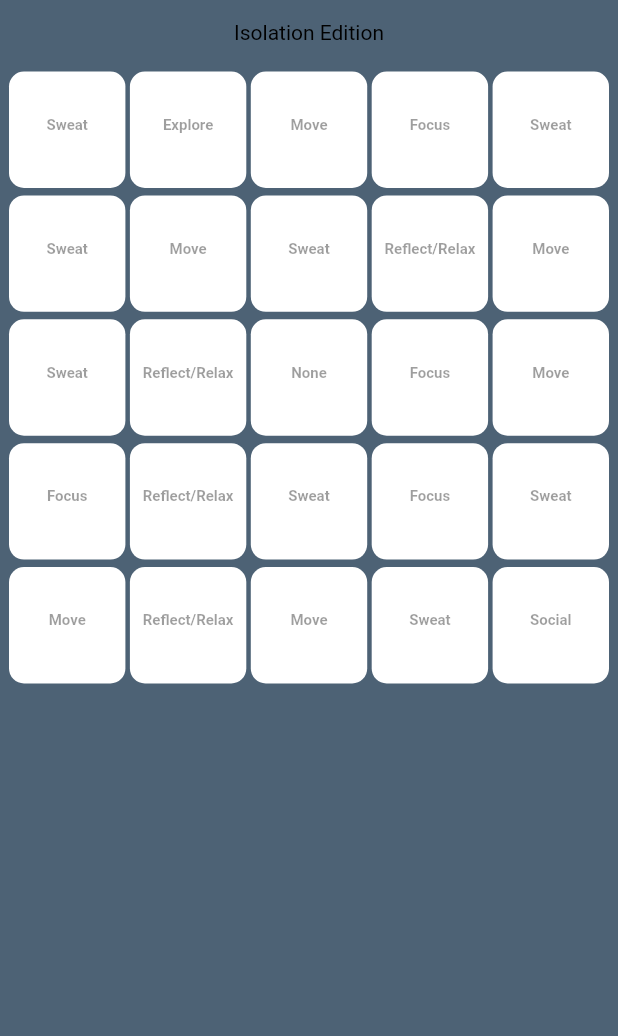
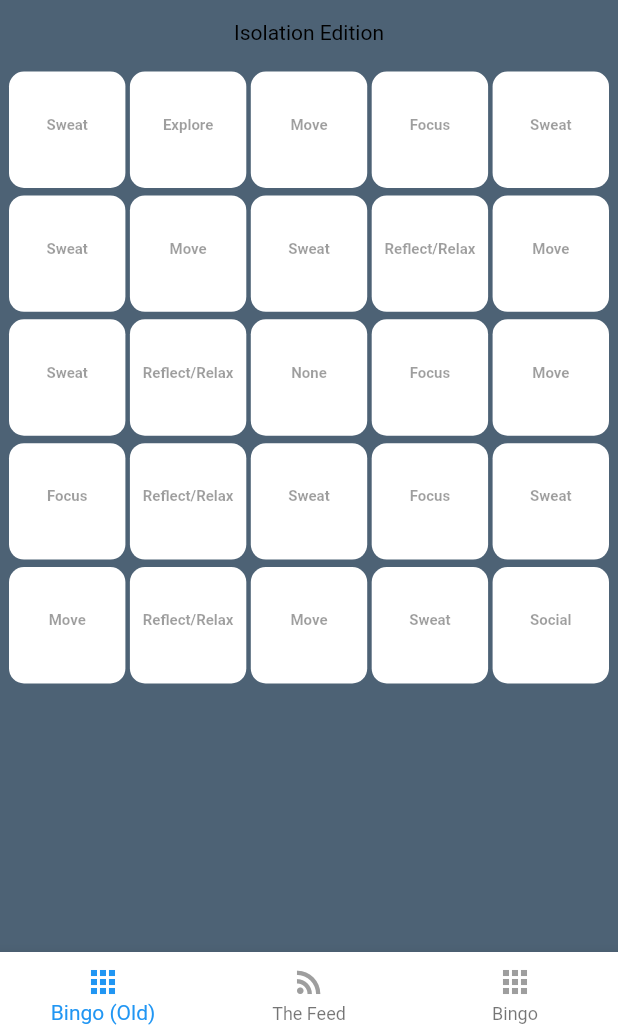
Before and after one commit to darwingr/xmoves, a Flutter app: the screen it shows after launch, on a phone screen of 412 x 824 dp, the part 200-1236 px from its top. Run offline on Flutter 3.47's test engine with Material 2 defaults, Android fonts, the light colour scheme and no system bars; drawn by our look-alikes of flutter_platform_widgets; our stand-ins replace bloc, csv, dartz, equatable, flutter_bloc.

Commit message:
Adds a presentation component that flutter widgets will call to carry out a usecase

```diff
--- /dev/null
+++ b/lib/application/bingo_card_usecase/input_boundary.dart
@@ -0,0 +1,7 @@
+import '../bingo_card_repository.dart';
+import 'output_boundary.dart';
+
+abstract class BingoCardInputBoundary {
+  BingoCardInputBoundary(BingoCardRepository repo);
+  Future<void> execute(BingoCardOutputBoundary presenter);
+}
--- a/lib/application/bingo_card_usecase/interactor.dart
+++ b/lib/application/bingo_card_usecase/interactor.dart
@@ -1,15 +1,11 @@
 import 'dart:async';
 
-import 'package:xmoves/application/bingo_card_repository.dart';
 import 'package:xmoves/domain/bingo_card.dart';
 
+import '../bingo_card_repository.dart';
+import 'input_boundary.dart';
 import 'output_boundary.dart';
 import 'response_model.dart';
-
-abstract class BingoCardInputBoundary {
-  BingoCardInputBoundary(BingoCardRepository repository);
-  Future<void> execute(BingoCardOutputBoundary presenter);
-}
 
 /// Input to be provided by the user,
 ///   card_id
--- a/lib/main.dart
+++ b/lib/main.dart
@@ -1,11 +1,15 @@
 import 'package:flutter/material.dart';
 import 'package:flutter/cupertino.dart';
+import 'package:flutter_bloc/flutter_bloc.dart';
 import 'package:flutter_platform_widgets/flutter_platform_widgets.dart';
 
 import 'package:xmoves/infrastructure/csv_bingo_card_repository.dart';
 import 'package:xmoves/application/repository_adapters.dart';
+import 'package:xmoves/presentation/bingo_card_bloc.dart';
 
 import 'view/bingo_card_screen.dart';
+import 'view/play_card_view.dart';
+import 'view/widgets/message_display_widget.dart';
 import 'theme.dart';
 
 void main() async {
@@ -66,54 +70,46 @@ class _MyHomePageState extends State<MyHomePage> {
         ),
       ),
       body: getPage(_tabIndex),
-    );
+      bottomNavBar: PlatformNavBar(
+          currentIndex:
+            _tabIndex,
+            itemChanged: (index) => setState(() => _tabIndex = index ),
+          backgroundColor: Colors.white,
+          items: [
+            BottomNavigationBarItem(
+              label: 'Bingo (Old)',
+              icon:       Icon(Icons.apps, color: Colors.grey),
+              activeIcon: Icon(Icons.apps, color: Colors.blue),
+            ),
+            BottomNavigationBarItem(
+              label: 'The Feed',
+              icon:       Icon(Icons.rss_feed, color: Colors.grey),
+              activeIcon: Icon(Icons.rss_feed, color: Colors.blue),
+            ),
+            BottomNavigationBarItem(
+              label: 'Bingo',
+              icon:       Icon(Icons.apps, color: Colors.grey),
+              activeIcon: Icon(Icons.apps, color: Colors.white),
+            ),
+          ]));
   }
 
   Widget getPage(int tabIndex) {
-    return BingoCardScreen();
-  }
-
-  Widget _buildWithPlatformNavBar(BuildContext context) {
-    return PlatformScaffold(
-        appBar: PlatformAppBar(
-          // Here we take the value from the MyHomePage object that was created
-          // by the App.build method, and use it to set our appbar title.
-          title: Text(widget.title, style: toolbarTextStyle),
-          cupertino: (_, __) => CupertinoNavigationBarData(
-            transitionBetweenRoutes: false,
-            trailing: PlatformButton(
-              padding: EdgeInsets.all(4.0),
-              child: Icon(Icons.add, color: Colors.white),
-              onPressed: () {
-                Navigator.push(
-                    context,
-                    platformPageRoute<Widget>(
-                        builder: (context) => BingoCardScreen(),
-                        context: context));
-              },
-            ),
-          ),
-        ),
-        body: getPage(_tabIndex),
-        bottomNavBar: PlatformNavBar(
-            currentIndex: _tabIndex,
-            itemChanged: (index) {
-              setState(() {
-                _tabIndex = index;
-              });
-            },
-            backgroundColor: Colors.blue,
-            items: [
-              BottomNavigationBarItem(
-                icon: Icon(Icons.apps, color: Colors.grey),
-                title: Text('Bingo', style: bottomNavTextStyle),
-                activeIcon: Icon(Icons.business, color: Colors.white),
-              ),
-              BottomNavigationBarItem(
-                icon: Icon(Icons.rss_feed, color: Colors.grey),
-                title: Text('The Feed', style: bottomNavTextStyle),
-                activeIcon: Icon(Icons.person, color: Colors.white),
-              ),
-            ]));
+    switch (tabIndex) {
+      case (0):
+        return BingoCardScreen();
+      case (1):
+        return MessageDisplay(message: "Placeholder For Blog Feed");
+      case (2):
+        return BlocProvider(
+            create: (context) =>
+                BingoCardBloc(repo: RepositoryAdapters.bingoCards)
+                  ..add(BingoCardLoaded()),
+            child: PlayCardView(),
+        );
+      default:
+        return MessageDisplay(
+            message: "Navigation Index Error: No Widget Configured");
+    }
   }
 }
--- /dev/null
+++ b/lib/presentation/bingo_card_bloc.dart
@@ -0,0 +1,34 @@
+import 'dart:async';
+
+import 'package:meta/meta.dart';
+import 'package:bloc/bloc.dart';
+import 'package:equatable/equatable.dart';
+
+import 'package:xmoves/application/bingo_card_repository.dart';
+import 'package:xmoves/application/bingo_card_usecase/input_boundary.dart';
+import 'package:xmoves/application/bingo_card_usecase/interactor.dart';
+
+import 'bingo_card_presenter.dart';
+
+part 'bingo_card_event.dart';
+part 'bingo_card_state.dart';
+
+class BingoCardBloc extends Bloc<BingoCardEvent, BingoCardState> {
+  final BingoCardPresenter _presenter;
+  final BingoCardInputBoundary _useCase;
+
+  BingoCardBloc({@required BingoCardRepository repo}) :
+      _presenter = BingoCardPresenter(),
+      _useCase   = BingoCardUseCaseInteractor(repo),
+      super(BingoCardInitial());
+
+  @override
+  Stream<BingoCardState> mapEventToState(
+    BingoCardEvent event,
+  ) async* {
+    if (event is BingoCardLoaded) {
+      await _useCase.execute(_presenter);
+      yield _presenter.getViewModel();
+    }
+  }
+}
--- /dev/null
+++ b/lib/presentation/bingo_card_event.dart
@@ -0,0 +1,10 @@
+part of 'bingo_card_bloc.dart';
+
+abstract class BingoCardEvent extends Equatable {
+  const BingoCardEvent();
+}
+
+class BingoCardLoaded extends BingoCardEvent {
+  @override
+  List<Object> get props => [];
+}
--- /dev/null
+++ b/lib/presentation/bingo_card_state.dart
@@ -0,0 +1,39 @@
+part of 'bingo_card_bloc.dart';
+
+/// The VIEW_MODEL for bingo card details thus only includes
+abstract class BingoCardState extends Equatable {
+  const BingoCardState();
+}
+
+class BingoCardInitial extends BingoCardState {
+  @override
+  List<Object> get props => [];
+}
+
+class ActivityTile {
+  bool isClickable;
+  String category;
+  int column;
+  int row;
+
+  ActivityTile({this.category}) :
+      isClickable = true;
+
+  factory ActivityTile.makeFreeTile() {
+    var tile = ActivityTile(category: "FREE TILE");
+    tile.isClickable = false;
+    return tile;
+  }
+}
+
+
+class BingoCardViewModel extends BingoCardState {
+  String title;
+  List< ActivityTile> activities;
+
+  BingoCardViewModel() :
+    activities = [];
+
+  @override
+  List<Object> get props => [title];
+}
```
Also changed, not shown: lib/infrastructure/csv_table_file.dart (+0 -30 lines), lib/presentation/bingo_card_presenter.dart (added, +32 -0 lines), lib/view/activity_details_view.dart (added, +8 -0 lines), lib/view/play_card_view.dart (added, +100 -0 lines), lib/view/widgets/loading_widget.dart (added, +17 -0 lines), lib/view/widgets/message_display_widget.dart (added, +26 -0 lines).
